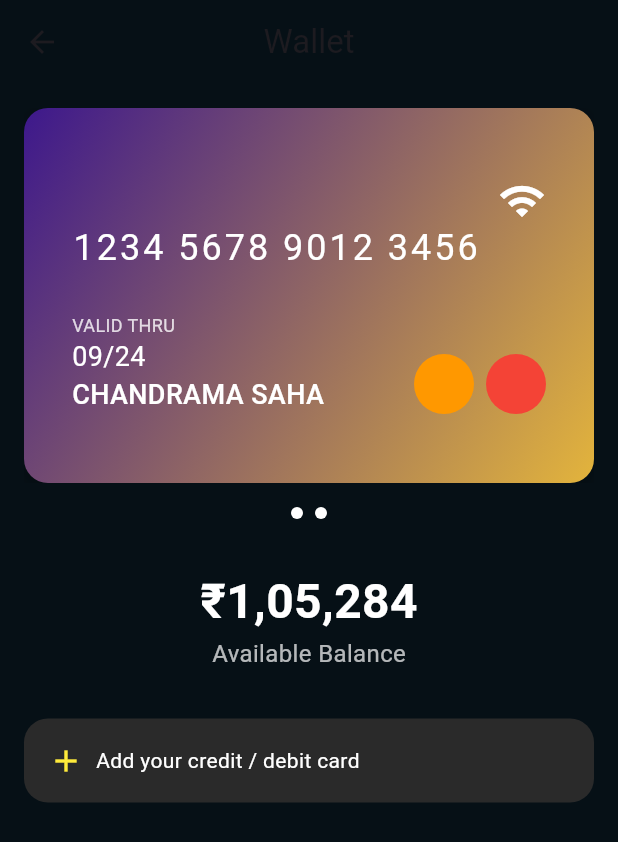
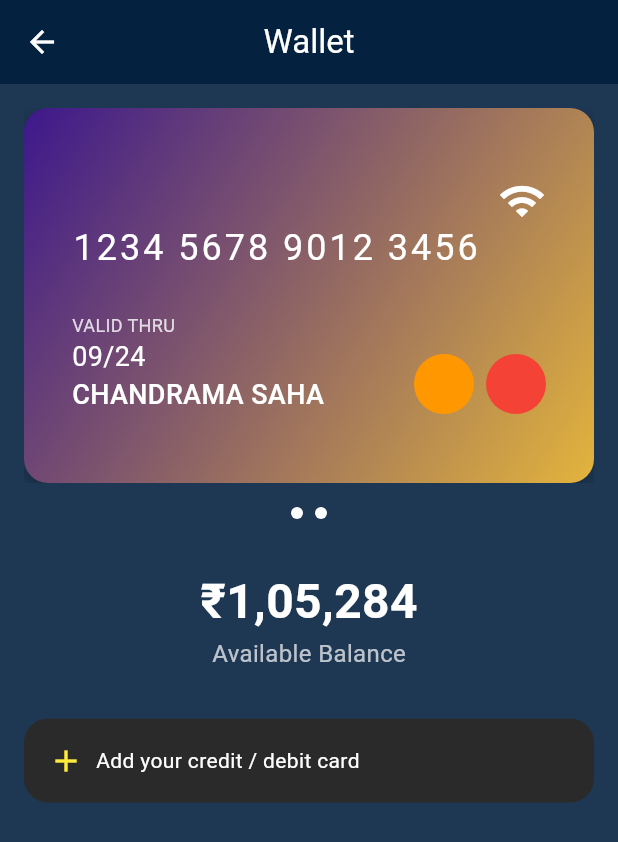
Before and after one commit to tejas01g/Expense-Tracker, a Flutter app: the screen it shows after launch, after a tap on the "align horizontal left" icon, on a phone screen of 412 x 824 dp. Shown: the top 842 px of the screen. Run offline on Flutter 3.47's test engine with Material 3 defaults, Android fonts, the phone set to English and light mode, and no system bars; our stand-ins replace get, percent_indicator.

Commit message:
minor changes

```diff
--- a/lib/Screens/HomeScreen.dart
+++ b/lib/Screens/HomeScreen.dart
@@ -1,10 +1,68 @@
 import 'package:expense_tracker/Controller/BalanceController.dart';
 import 'package:expense_tracker/Controller/HomeController.dart';
 import 'package:expense_tracker/Controller/TransactionController.dart';
+import 'package:expense_tracker/Screens/AnalysisScreen.dart';
+import 'package:expense_tracker/Screens/ProfileScreen.dart';
 import 'package:expense_tracker/Screens/WalletScreen.dart';
 import 'package:flutter/material.dart';
 import 'package:get/get.dart';
 import 'package:percent_indicator/percent_indicator.dart';
+
+class MainScreen extends StatelessWidget {
+  const MainScreen({super.key});
+
+  @override
+  Widget build(BuildContext context) {
+    // Initialize the HomeController
+    final HomeController controller = Get.put(HomeController());
+
+    return Scaffold(
+      backgroundColor: const Color.fromARGB(255, 2, 30, 62).withOpacity(0.89),
+      body: Obx(() {
+        return IndexedStack(
+          index: controller.selectedIndex.value,
+          children: [
+            const Homescreen(), // Home Page
+            WalletScreen(), // Wallet Page
+            const Analysisscreen(), // Analysis Page
+            const Profilescreen(), // Profile Page
+          ],
+        );
+      }),
+      bottomNavigationBar: Obx(() {
+        return BottomNavigationBar(
+          backgroundColor: const Color.fromARGB(255, 6, 16, 22),
+          type: BottomNavigationBarType.fixed,
+          currentIndex: controller.selectedIndex.value,
+          selectedItemColor: const Color.fromARGB(255, 219, 158, 4),
+          unselectedItemColor: Colors.white,
+          onTap: (index) {
+            // Update the selectedIndex in the controller to switch tabs
+            controller.changeIndex(index);
+          },
+          items: const [
+            BottomNavigationBarItem(
+              icon: Icon(Icons.home),
+              label: 'Home',
+            ),
+            BottomNavigationBarItem(
+              icon: Icon(Icons.account_balance_wallet),
+              label: 'Wallet',
+            ),
+            BottomNavigationBarItem(
+              icon: Icon(Icons.analytics),
+              label: 'Analysis',
+            ),
+            BottomNavigationBarItem(
+              icon: Icon(Icons.person),
+              label: 'Profile',
+            ),
+          ],
+        );
+      }),
+    );
+  }
+}
 
 class Homescreen extends StatelessWidget {
   const Homescreen({super.key});
@@ -18,9 +76,9 @@ class Homescreen extends StatelessWidget {
     final BalanceController balanceController = Get.put(BalanceController());
 
     return Scaffold(
-      backgroundColor: const Color.fromARGB(255, 8, 20, 30),
+      backgroundColor: const Color.fromARGB(255, 2, 30, 62).withOpacity(0.89),
       appBar: AppBar(
-        backgroundColor: const Color.fromARGB(255, 8, 20, 30),
+        backgroundColor: const Color.fromARGB(255, 2, 30, 62).withOpacity(0.88),
         centerTitle: true,
         title: const Text(
           'WELCOME',
@@ -177,50 +235,51 @@ class Homescreen extends StatelessWidget {
           ],
         ),
       ),
-      bottomNavigationBar: Obx(
-        () => BottomNavigationBar(
-          backgroundColor: const Color.fromARGB(255, 6, 16, 22),
-          type: BottomNavigationBarType.fixed,
-          currentIndex: controller.selectedIndex.value,
-          selectedItemColor: const Color.fromARGB(255, 219, 158, 4),
-          unselectedItemColor: Colors.white,
-          onTap: (index) {
-            controller.changeIndex(index);
-            switch (index) {
-              case 0:
-                // No navigation for Home (already on this screen)
-                break;
-              case 1:
-                Get.toNamed('/wallet');
-                break;
-              case 2:
-                Get.toNamed('/analysis');
-                break;
-              case 3:
-                Get.toNamed('/profile');
-                break;
-            }
-          },
-          items: const [
-            BottomNavigationBarItem(
-              icon: Icon(Icons.home),
-              label: 'Home',
-            ),
-            BottomNavigationBarItem(
-              icon: Icon(Icons.account_balance_wallet),
-              label: 'Wallet',
-            ),
-            BottomNavigationBarItem(
-              icon: Icon(Icons.analytics),
-              label: 'Analysis',
-            ),
-            BottomNavigationBarItem(
-              icon: Icon(Icons.person),
-              label: 'Profile',
-            ),
-          ],
-        ),
-      ),
+      // bottomNavigationBar: Obx(
+      //   () => BottomNavigationBar(
+      //     backgroundColor:
+      //         const Color.fromARGB(255, 2, 30, 62).withOpacity(0.88),
+      //     type: BottomNavigationBarType.fixed,
+      //     currentIndex: controller.selectedIndex.value,
+      //     selectedItemColor: const Color.fromARGB(255, 219, 158, 4),
+      //     unselectedItemColor: Colors.white,
+      //     onTap: (index) {
+      //       controller.changeIndex(index);
+      //       switch (index) {
+      //         case 0:
+      //           // No navigation for Home (already on this screen)
+      //           break;
+      //         case 1:
+      //           Get.toNamed('/wallet');
+      //           break;
+      //         case 2:
+      //           Get.toNamed('/analysis');
+      //           break;
+      //         case 3:
+      //           Get.toNamed('/profile');
+      //           break;
+      //       }
+      //     },
+      //     items: const [
+      //       BottomNavigationBarItem(
+      //         icon: Icon(Icons.home),
+      //         label: 'Home',
+      //       ),
+      //       BottomNavigationBarItem(
+      //         icon: Icon(Icons.account_balance_wallet),
+      //         label: 'Wallet',
+      //       ),
+      //       BottomNavigationBarItem(
+      //         icon: Icon(Icons.analytics),
+      //         label: 'Analysis',
+      //       ),
+      //       BottomNavigationBarItem(
+      //         icon: Icon(Icons.person),
+      //         label: 'Profile',
+      //       ),
+      //     ],
+      //   ),
+      // ),
     );
   }
 }
--- a/lib/Screens/WalletScreen.dart
+++ b/lib/Screens/WalletScreen.dart
@@ -1,117 +1,7 @@
-// // import 'package:expense_tracker/Controller/WalletController.dart';
-// // import 'package:expense_tracker/Widget/CardWidget.dart';
-// // import 'package:flutter/material.dart';
-// // import 'package:get/get.dart';
-
-// // class Walletscreen extends StatelessWidget {
-// //   final WalletController walletController = Get.put(WalletController());
-// //    Walletscreen({super.key});
-
-// //   @override
-// //   Widget build(BuildContext context) {
-// //     return Scaffold(
-// //       appBar: AppBar(
-// //         backgroundColor: Colors.transparent,
-// //         elevation: 0,
-// //         title: const Text('Wallet'),
-// //         centerTitle: true,
-// //       ),
-// //       body: Column(
-// //         crossAxisAlignment: CrossAxisAlignment.center,
-// //         children: [
-// //           Expanded(
-// //             child: PageView.builder(
-// //               itemCount: WalletController.cards.length,
-// //               onPageChanged: (index) {
-// //                 WalletController.updateCurrentCard(index);
-// //               },
-// //               itemBuilder: (context, index) {
-// //                 return CardWidget(card: WalletController.cards[index]);
-// //               },
-// //             ),
-// //           ),
-// //           Obx(
-// //             () => Text(
-// //               '₹${WalletController.balance}',
-// //               style: TextStyle(fontSize: 24, color: Colors.white),
-// //             ),
-// //           ),
-// //           Text(
-// //             'Available Balance',
-// //             style: TextStyle(
-// //               color: Colors.white,
-// //             ),
-// //           ),
-// //           SizedBox(height: 16),
-// //         ],
-// //       ),
-// //     );
-// //   }
-// // }
-
-// import 'dart:ui';
-
-// import 'package:expense_tracker/Controller/WalletController.dart';
-// import 'package:expense_tracker/Widget/CreditCardWidget.dart';
-// import 'package:flutter/material.dart';
-// import 'package:get/get.dart';
-// import 'package:get/get_core/src/get_main.dart';
-
-// class Walletscreen extends StatelessWidget {
-//   final WalletController walletController = Get.put(WalletController());
-
-//   Walletscreen({super.key});
-
-//   @override
-//   Widget build(BuildContext context) {
-//     return Scaffold(
-//       appBar: AppBar(
-//         backgroundColor: Colors.transparent,
-//         elevation: 0,
-//         title: const Text('Wallet'),
-//         centerTitle: true,
-//       ),
-//       body: Column(
-//         crossAxisAlignment: CrossAxisAlignment.center,
-//         children: [
-//           Expanded(
-//             child: PageView.builder(
-//               itemCount: walletController.cards.length, // Access through instance
-//               onPageChanged: (index) {
-//                 walletController.updateCurrentCard(index);
-//               },
-//               itemBuilder: (context, index) {
-//                 return CardWidget(card: walletController.cards[index]); // Access through instance
-//               },
-//             ),
-//           ),
-//           Obx(
-//             () => Text(
-//               '₹${walletController.balance}', // Access through instance
-//               style: TextStyle(fontSize: 24, color: Colors.white),
-//             ),
-//           ),
-//           Text(
-//             'Available Balance',
-//             style: TextStyle(
-//               color: Colors.white,
-//             ),
-//           ),
-//           SizedBox(height: 16),
-//         ],
-//       ),
-//     );
-//   }
-// }
-
-// wallet_screen.dart
-
 import 'package:expense_tracker/Controller/WalletController.dart';
 import 'package:expense_tracker/Widget/CreditCardWidget.dart';
 import 'package:flutter/material.dart';
 import 'package:get/get.dart';
-import 'wallet_controller.dart';
-import 'credit_card_widget.dart';
 
 class WalletScreen extends StatelessWidget {
   final WalletController walletController = Get.put(WalletController());
@@ -119,11 +9,17 @@ class WalletScreen extends StatelessWidget {
   @override
   Widget build(BuildContext context) {
     return Scaffold(
-      backgroundColor: const Color.fromARGB(255, 6, 16, 22),
+      backgroundColor: const Color.fromARGB(255, 2, 30, 62).withOpacity(0.89),
       appBar: AppBar(
-        backgroundColor: const Color.fromARGB(255, 6, 16, 22),
+        backgroundColor: const Color.fromARGB(255, 2, 30, 62).withOpacity(0.89),
         elevation: 0,
-        title: const Text('Wallet'),
+        iconTheme: const IconThemeData(
+          color: Colors.white, //change your icon theme
+        ),
+        title: const Text(
+          'Wallet',
+          style: TextStyle(color: Colors.white),
+        ),
         centerTitle: true,
       ),
       body: Padding(
--- a/lib/main.dart
+++ b/lib/main.dart
@@ -18,7 +18,7 @@ class MyApp extends StatelessWidget {
   @override
   Widget build(BuildContext context) {
     return GetMaterialApp(
-      home: const Homescreen(),
+      home: const MainScreen(),
       routes: {
         '/wallet': (context) => WalletScreen(),
         '/analysis': (context) => const Analysisscreen(),
```
Also changed, not shown: lib/Screens/RootScreen.dart (added, +60 -0 lines).
